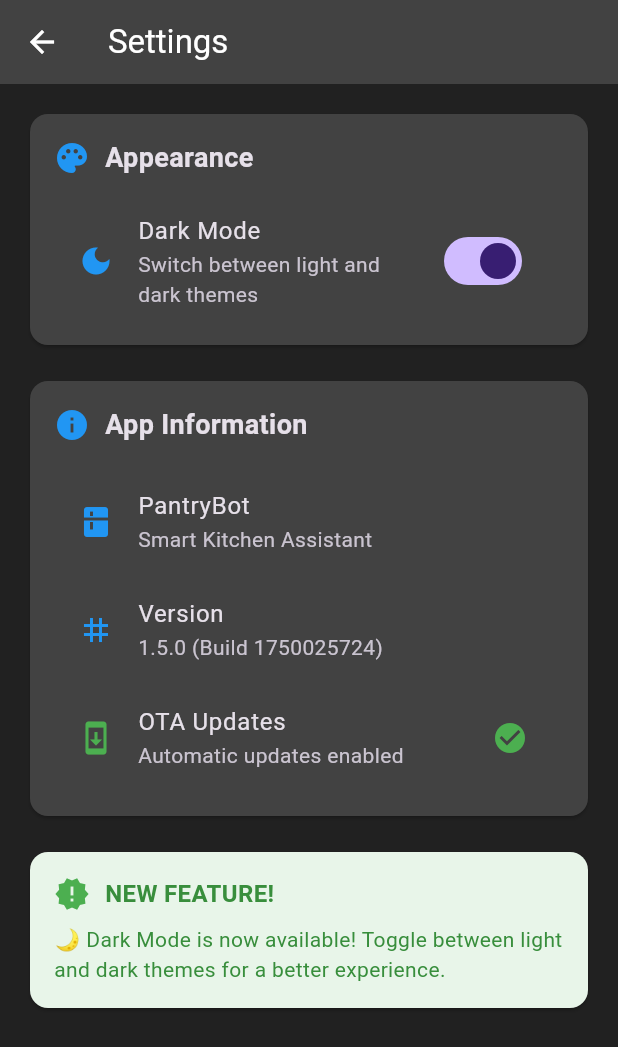
After one commit to saifalafeefi/Pantry-Bot, a Flutter app: the SettingsScreen screen opened directly, after a tap on "Dark Mode", on a phone screen of 412 x 824 dp. The commit adds this screen. Shown: the top 1047 px of the screen. Run offline on Flutter 3.47's test engine with Material 3 defaults, Android fonts, the phone set to English and light mode, and no system bars; our stand-ins replace dio, flutter_local_notifications, package_info_plus, permission_handler, shared_preferences, timezone; accounts and stored records are empty; network calls fail.

Commit message:
1.5.0
- Added a settings options, with a dark mode feature support with persistent theme settings
- Implemented native Android OTA update system
- Created native method channel for direct Android system API calls
- Added real-time debug logs with scrollable terminal interface during updates
- Integrated copy logs functionality for easy troubleshooting
- Enhanced settings screen with theme toggle and about dialog
- Fixed OnePlus 13 compatibility issues with APK installation
- Updated README with comprehensive v1.5.0 feature documentation

```diff
--- a/pantrybot/lib/main.dart
+++ b/pantrybot/lib/main.dart
@@ -10,6 +10,7 @@ import 'package:package_info_plus/package_info_plus.dart';
 import 'screens/login_screen.dart';
 import 'screens/pantry_items_screen.dart';
 import 'screens/admin_screen.dart';
+import 'screens/settings_screen.dart';
 import 'services/notification_service.dart';
 import 'services/update_service.dart';
 
@@ -52,20 +53,23 @@ void main() async {
   final isAdmin = prefs.getBool('isAdmin') ?? false;
   final userId = prefs.getInt('userId') ?? 0;
   final username = prefs.getString('username') ?? '';
+  final isDarkMode = prefs.getBool('isDarkMode') ?? false;
 
   runApp(MyApp(
     isLoggedIn: isLoggedIn,
     isAdmin: isAdmin,
     userId: userId,
     username: username,
+    isDarkMode: isDarkMode,
   ));
 }
 
-class MyApp extends StatelessWidget {
+class MyApp extends StatefulWidget {
   final bool isLoggedIn;
   final bool isAdmin;
   final int userId;
   final String username;
+  final bool isDarkMode;
 
   const MyApp({
     Key? key,
@@ -73,18 +77,66 @@ class MyApp extends StatelessWidget {
     required this.isAdmin,
     this.userId = 0,
     this.username = '',
+    this.isDarkMode = false,
   }) : super(key: key);
+
+  @override
+  _MyAppState createState() => _MyAppState();
+
+  static _MyAppState? of(BuildContext context) {
+    return context.findAncestorStateOfType<_MyAppState>();
+  }
+}
+
+class _MyAppState extends State<MyApp> {
+  late bool _isDarkMode;
+
+  @override
+  void initState() {
+    super.initState();
+    _isDarkMode = widget.isDarkMode;
+  }
+
+  void toggleTheme() async {
+    setState(() {
+      _isDarkMode = !_isDarkMode;
+    });
+
+    final prefs = await SharedPreferences.getInstance();
+    await prefs.setBool('isDarkMode', _isDarkMode);
+  }
 
   @override
   Widget build(BuildContext context) {
     return MaterialApp(
       title: 'PantryBot',
-      theme: ThemeData(primarySwatch: Colors.blue),
-      home: isLoggedIn
+      theme: ThemeData(
+        primarySwatch: Colors.blue,
+        brightness: Brightness.light,
+        scaffoldBackgroundColor: Colors.blue.shade50,
+        appBarTheme: AppBarTheme(
+          backgroundColor: Colors.blue,
+          foregroundColor: Colors.white,
+        ),
+      ),
+      darkTheme: ThemeData(
+        primarySwatch: Colors.blue,
+        brightness: Brightness.dark,
+        scaffoldBackgroundColor: Colors.grey.shade900,
+        appBarTheme: AppBarTheme(
+          backgroundColor: Colors.grey.shade800,
+          foregroundColor: Colors.white,
+        ),
+        cardTheme: CardTheme(
+          color: Colors.grey.shade800,
+        ),
+      ),
+      themeMode: _isDarkMode ? ThemeMode.dark : ThemeMode.light,
+      home: widget.isLoggedIn
           ? MainMenuScreen(
-              isAdmin: isAdmin,
-              userId: userId,
-              username: username,
+              isAdmin: widget.isAdmin,
+              userId: widget.userId,
+              username: widget.username,
             )
           : LoginScreen(),
     );
@@ -128,14 +180,7 @@ class _MainMenuScreenState extends State<MainMenuScreen> {
   }
 
   Future<void> _manualUpdateCheck() async {
-    bool hasUpdate = await _updateService.checkForUpdates();
-    if (hasUpdate) {
-      await _updateService.showUpdateDialog(context);
-    } else {
-      ScaffoldMessenger.of(context).showSnackBar(
-        const SnackBar(content: Text('You are on the latest version')),
-      );
-    }
+    await _updateService.forceUpdateCheck(context);
   }
 
   Future<void> _showAboutDialog() async {
@@ -167,6 +212,9 @@ class _MainMenuScreenState extends State<MainMenuScreen> {
               SizedBox(height: 16),
               Text('🆕 NEW: Automatic OTA Updates!',
                    style: TextStyle(color: Colors.green, fontWeight: FontWeight.bold)),
+              SizedBox(height: 8),
+              Text('🌙 NEW: Dark Mode Available!',
+                   style: TextStyle(color: Colors.purple, fontWeight: FontWeight.bold)),
             ],
           ),
           actions: [
@@ -192,11 +240,8 @@ class _MainMenuScreenState extends State<MainMenuScreen> {
   @override
   Widget build(BuildContext context) {
     return Scaffold(
-      backgroundColor: Colors.blue.shade50,
       appBar: AppBar(
         title: Text('PantryBot'),
-        backgroundColor: Colors.blue,
-        foregroundColor: Colors.white,
         actions: [
           IconButton(
             icon: Icon(Icons.info_outline),
@@ -243,7 +288,9 @@ class _MainMenuScreenState extends State<MainMenuScreen> {
                 style: TextStyle(
                   fontSize: 28,
                   fontWeight: FontWeight.bold,
-                  color: Colors.blue.shade800,
+                  color: Theme.of(context).brightness == Brightness.dark
+                      ? Colors.blue.shade300
+                      : Colors.blue.shade800,
                 ),
                 textAlign: TextAlign.center,
               ),
@@ -252,7 +299,9 @@ class _MainMenuScreenState extends State<MainMenuScreen> {
                 'Hello, ${widget.username}!',
                 style: TextStyle(
                   fontSize: 18,
-                  color: Colors.grey.shade700,
+                  color: Theme.of(context).brightness == Brightness.dark
+                      ? Colors.grey.shade300
+                      : Colors.grey.shade700,
                 ),
               ),
               SizedBox(height: 40),
@@ -329,6 +378,43 @@ class _MainMenuScreenState extends State<MainMenuScreen> {
                       SizedBox(width: 15),
                       Text(
                         'Pantry Items',
+                        style: TextStyle(fontSize: 20, fontWeight: FontWeight.bold),
+                      ),
+                    ],
+                  ),
+                ),
+              ),
+
+              SizedBox(height: 20),
+
+              // Settings Button
+              SizedBox(
+                width: double.infinity,
+                height: 80,
+                child: ElevatedButton(
+                  onPressed: () {
+                    Navigator.push(
+                      context,
+                      MaterialPageRoute(
+                        builder: (context) => SettingsScreen(),
+                      ),
+                    );
+                  },
+                  style: ElevatedButton.styleFrom(
+                    backgroundColor: Colors.purple,
+                    foregroundColor: Colors.white,
+                    shape: RoundedRectangleBorder(
+                      borderRadius: BorderRadius.circular(15),
+                    ),
+                    elevation: 5,
+                  ),
+                  child: Row(
+                    mainAxisAlignment: MainAxisAlignment.center,
+                    children: [
+                      Icon(Icons.settings, size: 32),
+                      SizedBox(width: 15),
+                      Text(
+                        'Settings',
                         style: TextStyle(fontSize: 20, fontWeight: FontWeight.bold),
                       ),
                     ],
@@ -1136,8 +1222,6 @@ class _PantryListState extends State<PantryList> {
       ),
     );
   }
-
-
 
   Future<void> _showDeleteConfirmation(Map<String, dynamic> item) async {
     final confirmed = await showDialog<bool>(
--- /dev/null
+++ b/pantrybot/lib/screens/settings_screen.dart
@@ -0,0 +1,174 @@
+import 'package:flutter/material.dart';
+import 'package:shared_preferences/shared_preferences.dart';
+import 'package:package_info_plus/package_info_plus.dart';
+import '../main.dart';
+
+class SettingsScreen extends StatefulWidget {
+  @override
+  _SettingsScreenState createState() => _SettingsScreenState();
+}
+
+class _SettingsScreenState extends State<SettingsScreen> {
+  bool _isDarkMode = false;
+  String _version = '';
+  String _buildNumber = '';
+
+  @override
+  void initState() {
+    super.initState();
+    _loadSettings();
+    _loadAppInfo();
+  }
+
+  Future<void> _loadSettings() async {
+    final prefs = await SharedPreferences.getInstance();
+    setState(() {
+      _isDarkMode = prefs.getBool('isDarkMode') ?? false;
+    });
+  }
+
+  Future<void> _loadAppInfo() async {
+    PackageInfo packageInfo = await PackageInfo.fromPlatform();
+    setState(() {
+      _version = packageInfo.version;
+      _buildNumber = packageInfo.buildNumber;
+    });
+  }
+
+  Future<void> _toggleDarkMode(bool value) async {
+    setState(() {
+      _isDarkMode = value;
+    });
+
+    // Update the main app theme
+    MyApp.of(context)?.toggleTheme();
+  }
+
+  @override
+  Widget build(BuildContext context) {
+    return Scaffold(
+      appBar: AppBar(
+        title: Text('Settings'),
+        backgroundColor: Theme.of(context).appBarTheme.backgroundColor,
+        foregroundColor: Theme.of(context).appBarTheme.foregroundColor,
+      ),
+      body: ListView(
+        padding: EdgeInsets.all(16),
+        children: [
+          // Appearance Section
+          Card(
+            child: Padding(
+              padding: EdgeInsets.all(16),
+              child: Column(
+                crossAxisAlignment: CrossAxisAlignment.start,
+                children: [
+                  Row(
+                    children: [
+                      Icon(Icons.palette, color: Colors.blue),
+                      SizedBox(width: 10),
+                      Text(
+                        'Appearance',
+                        style: TextStyle(
+                          fontSize: 18,
+                          fontWeight: FontWeight.bold,
+                        ),
+                      ),
+                    ],
+                  ),
+                  SizedBox(height: 16),
+                  SwitchListTile(
+                    title: Text('Dark Mode'),
+                    subtitle: Text('Switch between light and dark themes'),
+                    value: _isDarkMode,
+                    onChanged: _toggleDarkMode,
+                    secondary: Icon(
+                      _isDarkMode ? Icons.dark_mode : Icons.light_mode,
+                      color: Colors.blue,
+                    ),
+                  ),
+                ],
+              ),
+            ),
+          ),
+
+          SizedBox(height: 16),
+
+          // App Info Section
+          Card(
+            child: Padding(
+              padding: EdgeInsets.all(16),
+              child: Column(
+                crossAxisAlignment: CrossAxisAlignment.start,
+                children: [
+                  Row(
+                    children: [
+                      Icon(Icons.info, color: Colors.blue),
+                      SizedBox(width: 10),
+                      Text(
+                        'App Information',
+                        style: TextStyle(
+                          fontSize: 18,
+                          fontWeight: FontWeight.bold,
+                        ),
+                      ),
+                    ],
+                  ),
+                  SizedBox(height: 16),
+                  ListTile(
+                    leading: Icon(Icons.kitchen, color: Colors.blue),
+                    title: Text('PantryBot'),
+                    subtitle: Text('Smart Kitchen Assistant'),
+                  ),
+                  ListTile(
+                    leading: Icon(Icons.tag, color: Colors.blue),
+                    title: Text('Version'),
+                    subtitle: Text('$_version (Build $_buildNumber)'),
+                  ),
+                  ListTile(
+                    leading: Icon(Icons.system_update, color: Colors.green),
+                    title: Text('OTA Updates'),
+                    subtitle: Text('Automatic updates enabled'),
+                    trailing: Icon(Icons.check_circle, color: Colors.green),
+                  ),
+                ],
+              ),
+            ),
+          ),
+
+          SizedBox(height: 16),
+
+          // New Feature Badge
+          Card(
+            color: Colors.green.shade50,
+            child: Padding(
+              padding: EdgeInsets.all(16),
+              child: Column(
+                children: [
+                  Row(
+                    children: [
+                      Icon(Icons.new_releases, color: Colors.green),
+                      SizedBox(width: 10),
+                      Text(
+                        'NEW FEATURE!',
+                        style: TextStyle(
+                          fontSize: 16,
+                          fontWeight: FontWeight.bold,
+                          color: Colors.green.shade700,
+                        ),
+                      ),
+                    ],
+                  ),
+                  SizedBox(height: 8),
+                  Text(
+                    '🌙 Dark Mode is now available! Toggle between light and dark themes for a better experience.',
+                    style: TextStyle(color: Colors.green.shade700),
+                  ),
+                ],
+              ),
+            ),
+          ),
+        ],
+      ),
+    );
+  }
+}
--- a/pantrybot/pubspec.yaml
+++ b/pantrybot/pubspec.yaml
@@ -16,7 +16,7 @@ publish_to: 'none' # Remove this line if you wish to publish to pub.dev
 # https://developer.apple.com/library/archive/documentation/General/Reference/InfoPlistKeyReference/Articles/CoreFoundationKeys.html
 # In Windows, build-name is used as the major, minor, and patch parts
 # of the product and file versions while build-number is used as the build suffix.
-version: 1.4.2+1749998546
+version: 1.5.0+1750025724
 
 environment:
   sdk: ^3.5.0
```
Also changed, not shown: pantrybot/lib/screens/pantry_items_screen.dart (+5 -5 lines), pantrybot/lib/services/update_service.dart (+287 -26 lines), 6 other files.
